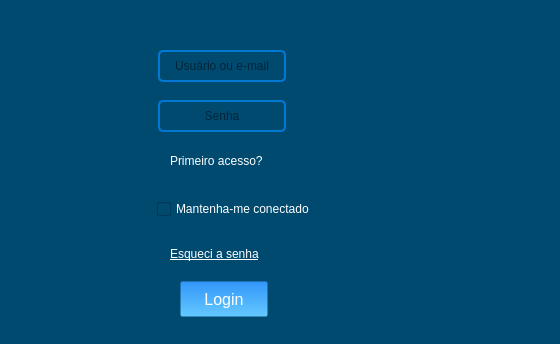
Above: login_3.ui from KevenLucas025/ProjetoERP before the change; both pictures show x 123 to 683 and y 256 to 600 of the 683 by 600 pixel window. Below: the same form after it.
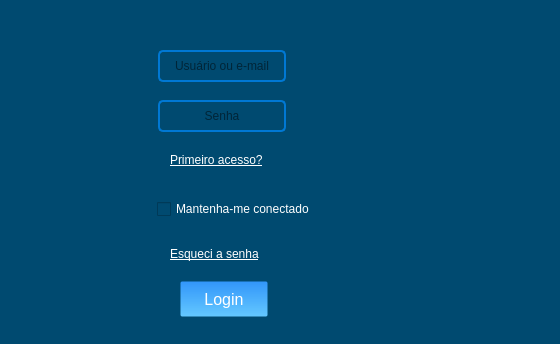
That is the form after the change. Icons and pictures are not drawn.

```diff
--- a/login_3.ui
+++ b/login_3.ui
@@ -116,10 +116,10 @@
           <string notr="true">color: rgb(255, 255, 255);</string>
          </property>
          <property name="text">
-          <string>Primeiro acesso?</string>
+          <string>&lt;html&gt;&lt;head/&gt;&lt;body&gt;&lt;p&gt;&lt;a href=&quot;#&quot;&gt;&lt;span style=&quot; text-decoration: underline; color:#ffffff;&quot;&gt;Primeiro acesso?&lt;/span&gt;&lt;/a&gt;&lt;/p&gt;&lt;/body&gt;&lt;/html&gt;</string>
          </property>
          <property name="textFormat">
-          <enum>Qt::PlainText</enum>
+          <enum>Qt::AutoText</enum>
          </property>
          <property name="scaledContents">
           <bool>false</bool>
```
